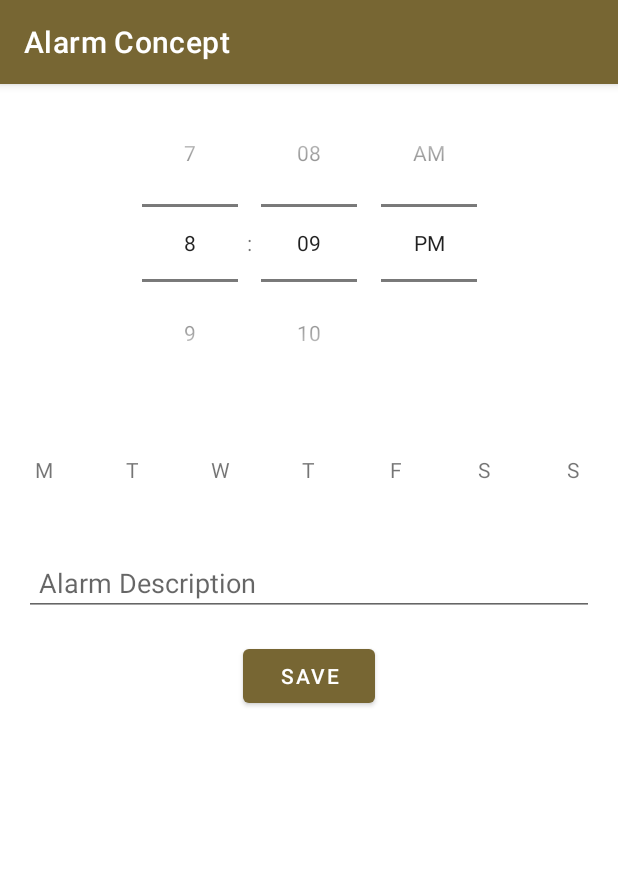
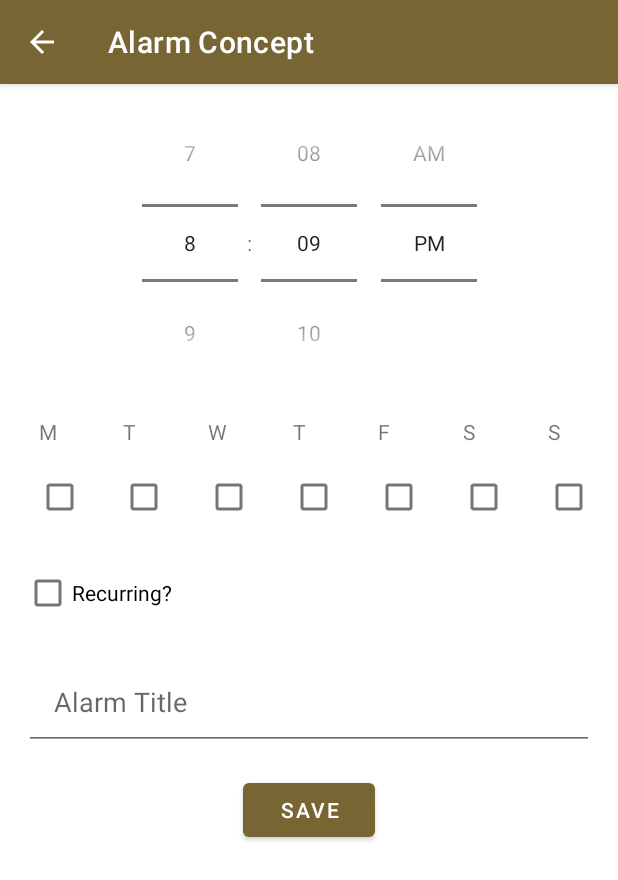
Before and after one commit to Manuhmutua/Alarm, an Android app: the AddAlarmFragment screen opened through its navigation route, on a phone screen of 412 x 824 dp. Shown: the top 880 px of the screen. Run offline under Robolectric (Android 15) with nearby library versions, the phone set to English and light mode, and no system bars; our stand-ins replace Dagger/Hilt's generated code, navigation-ui.

Commit message:
Added checkbox for addAlarm fragment

```diff
--- a/app/src/main/java/com/example/alamapplication/view/AddAlarmFragment.kt
+++ b/app/src/main/java/com/example/alamapplication/view/AddAlarmFragment.kt
@@ -11,14 +11,17 @@ import android.view.ViewGroup
 import android.widget.Button
 import android.widget.TimePicker
 import android.widget.Toast
+import androidx.appcompat.app.AppCompatActivity
 import androidx.fragment.app.Fragment
 import androidx.lifecycle.ViewModelProvider
-import androidx.lifecycle.observe
+import androidx.navigation.fragment.findNavController
+import androidx.navigation.ui.NavigationUI
 import com.example.alamapplication.R
 import com.example.alamapplication.broadcastreceiver.AlarmBroadcastReceiver
 import com.example.alamapplication.model.Alarm
 import com.example.alamapplication.viewmodel.AlarmViewModel
 import dagger.hilt.android.AndroidEntryPoint
+
 
 @AndroidEntryPoint
 class AddAlarmFragment : Fragment() {
@@ -32,6 +35,10 @@ class AddAlarmFragment : Fragment() {
         savedInstanceState: Bundle?
     ): View? {
         val view = inflater.inflate(R.layout.fragment_add_alarm, container, false)
+
+        (activity as AppCompatActivity?)!!.supportActionBar?.setDisplayHomeAsUpEnabled(true)
+        (activity as AppCompatActivity?)!!.supportActionBar?.setDisplayShowHomeEnabled(true)
+
         buttonSave = view.findViewById(R.id.buttonSave)
         timePicker = view.findViewById(R.id.timePicker)
 
--- a/app/src/main/java/com/example/alamapplication/view/AlarmFragment.kt
+++ b/app/src/main/java/com/example/alamapplication/view/AlarmFragment.kt
@@ -5,7 +5,7 @@ import androidx.fragment.app.Fragment
 import android.view.LayoutInflater
 import android.view.View
 import android.view.ViewGroup
-import android.widget.Toast
+import androidx.appcompat.app.AppCompatActivity
 import androidx.lifecycle.ViewModelProvider
 import androidx.lifecycle.observe
 import androidx.navigation.fragment.findNavController
@@ -34,6 +34,9 @@ class AlarmFragment : Fragment() {
 
         val view = inflater.inflate(R.layout.fragment_alarm, container, false)
 
+        (activity as AppCompatActivity?)!!.supportActionBar?.setDisplayHomeAsUpEnabled(false)
+        (activity as AppCompatActivity?)!!.supportActionBar?.setDisplayShowHomeEnabled(false)
+
         rvAlarms = view.findViewById(R.id.rvAlarms)
         floatingActionButton = view.findViewById(R.id.floatingActionButton)
 
--- a/app/src/main/res/layout/fragment_add_alarm.xml
+++ b/app/src/main/res/layout/fragment_add_alarm.xml
@@ -18,110 +18,168 @@
     <LinearLayout
         android:id="@+id/linearLayout"
         android:layout_width="match_parent"
-        android:layout_height="90dp"
+        android:layout_height="wrap_content"
+        android:layout_marginStart="16dp"
         android:orientation="horizontal"
         android:weightSum="7"
+        app:layout_constraintStart_toStartOf="parent"
         app:layout_constraintTop_toBottomOf="@+id/timePicker">
 
         <LinearLayout
             android:layout_width="0dp"
             android:layout_height="match_parent"
-            android:layout_weight="1">
+            android:layout_weight="1"
+            android:orientation="vertical">
 
             <TextView
-                android:layout_width="match_parent"
-                android:layout_height="match_parent"
-                android:gravity="center"
+                android:layout_width="wrap_content"
+                android:layout_height="wrap_content"
+                android:padding="10dp"
                 android:text="M" />
+
+            <CheckBox
+                android:id="@+id/checkBoxMonday"
+                android:layout_width="wrap_content"
+                android:layout_height="wrap_content" />
+
         </LinearLayout>
 
         <LinearLayout
             android:layout_width="0dp"
             android:layout_height="match_parent"
-            android:layout_weight="1">
+            android:layout_weight="1"
+            android:orientation="vertical">
 
             <TextView
-                android:layout_width="match_parent"
-                android:layout_height="match_parent"
-                android:gravity="center"
+                android:layout_width="wrap_content"
+                android:layout_height="wrap_content"
+                android:padding="10dp"
                 android:text="T" />
+
+            <CheckBox
+                android:id="@+id/checkBoxTuesday"
+                android:layout_width="wrap_content"
+                android:layout_height="wrap_content" />
+
         </LinearLayout>
 
         <LinearLayout
             android:layout_width="0dp"
             android:layout_height="match_parent"
-            android:layout_weight="1">
+            android:layout_weight="1"
+            android:orientation="vertical">
 
             <TextView
-                android:layout_width="match_parent"
-                android:layout_height="match_parent"
-                android:gravity="center"
+                android:layout_width="wrap_content"
+                android:layout_height="wrap_content"
+                android:padding="10dp"
                 android:text="W" />
+
+            <CheckBox
+                android:id="@+id/checkBoxWednesday"
+                android:layout_width="wrap_content"
+                android:layout_height="wrap_content" />
         </LinearLayout>
 
         <LinearLayout
             android:layout_width="0dp"
             android:layout_height="match_parent"
-            android:layout_weight="1">
+            android:layout_weight="1"
+            android:orientation="vertical">
 
             <TextView
-                android:layout_width="match_parent"
-                android:layout_height="match_parent"
-                android:gravity="center"
+                android:layout_width="wrap_content"
+                android:layout_height="wrap_content"
+                android:padding="10dp"
                 android:text="T" />
+
+            <CheckBox
+                android:id="@+id/checkBoxThursday"
+                android:layout_width="wrap_content"
+                android:layout_height="wrap_content" />
         </LinearLayout>
 
         <LinearLayout
             android:layout_width="0dp"
             android:layout_height="match_parent"
-            android:layout_weight="1">
+            android:layout_weight="1"
+            android:orientation="vertical">
 
             <TextView
-                android:layout_width="match_parent"
-                android:layout_height="match_parent"
-                android:gravity="center"
+                android:layout_width="wrap_content"
+                android:layout_height="wrap_content"
+                android:padding="10dp"
                 android:text="F" />
+
+            <CheckBox
+                android:id="@+id/checkBoxFriday"
+                android:layout_width="wrap_content"
+                android:layout_height="wrap_content" />
         </LinearLayout>
 
         <LinearLayout
             android:layout_width="0dp"
             android:layout_height="match_parent"
-            android:layout_weight="1">
+            android:layout_weight="1"
+            android:orientation="vertical">
 
             <TextView
-                android:layout_width="match_parent"
-                android:layout_height="match_parent"
-                android:gravity="center"
+                android:layout_width="wrap_content"
+                android:layout_height="wrap_content"
+                android:padding="10dp"
                 android:text="S" />
+
+            <CheckBox
+                android:id="@+id/checkBoxSartuday"
+                android:layout_width="wrap_content"
+                android:layout_height="wrap_content" />
         </LinearLayout>
 
         <LinearLayout
             android:layout_width="0dp"
             android:layout_height="match_parent"
-            android:layout_weight="1">
+            android:layout_weight="1"
+            android:orientation="vertical">
 
             <TextView
-                android:layout_width="match_parent"
-                android:layout_height="match_parent"
-                android:gravity="center"
+                android:layout_width="wrap_content"
+                android:layout_height="wrap_content"
+                android:padding="10dp"
                 android:text="S" />
+
+            <CheckBox
+                android:id="@+id/checkBoxSunday"
+                android:layout_width="wrap_content"
+                android:layout_height="wrap_content" />
+
         </LinearLayout>
 
     </LinearLayout>
+
+    <CheckBox
+        android:id="@+id/checkBoxRecurring"
+        android:layout_width="wrap_content"
+        android:layout_height="wrap_content"
+        android:layout_marginStart="16dp"
+        android:layout_marginTop="16dp"
+        android:text="Recurring?"
+        app:layout_constraintStart_toStartOf="parent"
+        app:layout_constraintTop_toBottomOf="@+id/linearLayout" />
 
     <EditText
         android:id="@+id/editTextTextPersonName"
         android:layout_width="0dp"
         android:layout_height="wrap_content"
         android:layout_marginStart="16dp"
-        android:layout_marginTop="8dp"
+        android:layout_marginTop="16dp"
         android:layout_marginEnd="16dp"
-        android:hint="Alarm Description"
+        android:hint="Alarm Title"
         android:inputType="text"
-        android:padding="10dp"
+        android:padding="20dp"
         app:layout_constraintEnd_toEndOf="parent"
+        app:layout_constraintHorizontal_bias="0.0"
         app:layout_constraintStart_toStartOf="parent"
-        app:layout_constraintTop_toBottomOf="@+id/linearLayout" />
+        app:layout_constraintTop_toBottomOf="@+id/checkBoxRecurring" />
 
     <Button
         android:id="@+id/buttonSave"
@@ -133,4 +191,5 @@
         app:layout_constraintStart_toStartOf="parent"
         app:layout_constraintTop_toBottomOf="@+id/editTextTextPersonName" />
 
+
 </androidx.constraintlayout.widget.ConstraintLayout>
--- a/app/src/main/res/navigation/nav_graph.xml
+++ b/app/src/main/res/navigation/nav_graph.xml
@@ -8,18 +8,26 @@
         android:id="@+id/alarmFragment"
         android:name="com.example.alamapplication.view.AlarmFragment"
         android:label="fragment_alarm"
-        tools:layout="@layout/fragment_alarm" >
+        tools:layout="@layout/fragment_alarm">
         <action
             android:id="@+id/action_alarmFragment_to_addAlarmFragment"
             app:destination="@id/addAlarmFragment"
             app:enterAnim="@anim/nav_default_enter_anim"
             app:exitAnim="@anim/nav_default_exit_anim"
             app:popEnterAnim="@anim/nav_default_pop_enter_anim"
-            app:popExitAnim="@anim/nav_default_pop_exit_anim"/>
+            app:popExitAnim="@anim/nav_default_pop_exit_anim" />
     </fragment>
     <fragment
         android:id="@+id/addAlarmFragment"
         android:name="com.example.alamapplication.view.AddAlarmFragment"
         android:label="fragment_add_alarm"
-        tools:layout="@layout/fragment_add_alarm" />
+        tools:layout="@layout/fragment_add_alarm">
+        <action
+            android:id="@+id/action_addAlarmFragment_to_alarmFragment"
+            app:destination="@id/alarmFragment"
+            app:enterAnim="@anim/nav_default_enter_anim"
+            app:exitAnim="@anim/nav_default_exit_anim"
+            app:popEnterAnim="@anim/nav_default_pop_enter_anim"
+            app:popExitAnim="@anim/nav_default_pop_exit_anim" />
+    </fragment>
 </navigation>
```
